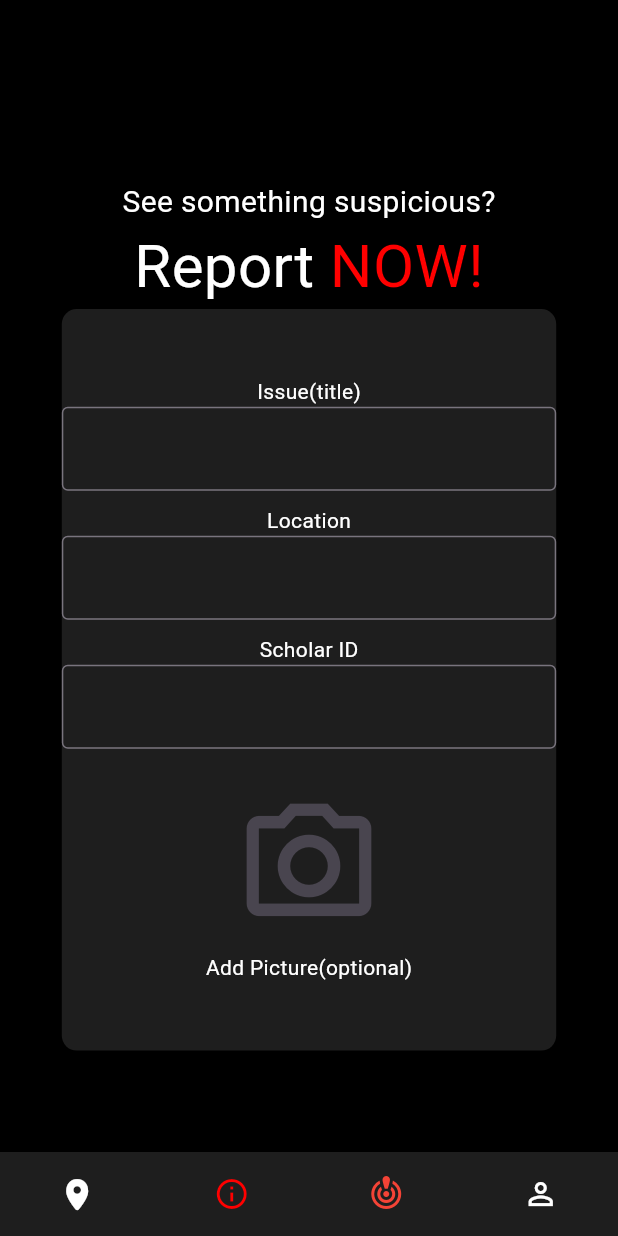
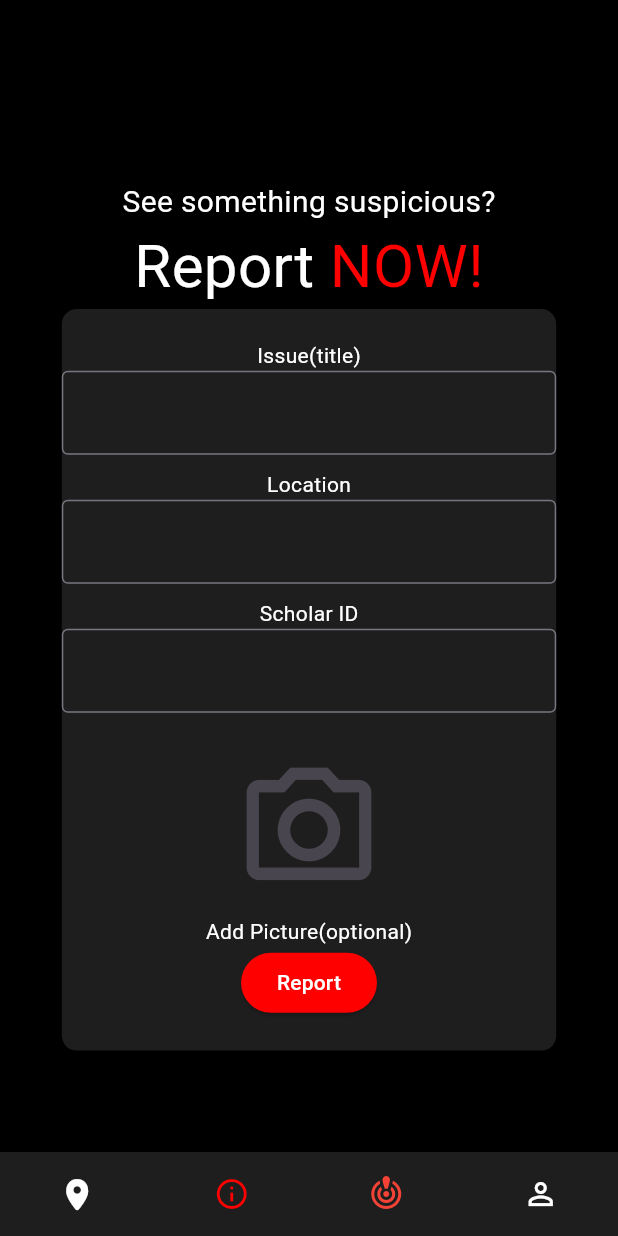
Before and after one commit to git-ADG/campus-security-nitshacks, a Flutter app: the screen it shows after launch, after a tap on the "fingerprint" icon, after a tap on "LOGIN", on a phone screen of 412 x 824 dp. Run offline on Flutter 3.47's test engine with Material 3 defaults, Android fonts, the light colour scheme and no system bars; our stand-ins replace firebase_core, flutter_dotenv, fluttertoast, gap; accounts and stored records are empty; generated files the repository leaves out were written again.

Commit message:
report button added

```diff
--- a/lib/main.dart
+++ b/lib/main.dart
@@ -1,6 +1,5 @@
 import 'package:flutter/material.dart';
 import 'pages/pages.dart';
-
 
 void main() {
   WidgetsFlutterBinding.ensureInitialized();
@@ -13,6 +12,7 @@ class CampusSecurity extends StatelessWidget {
   @override
   Widget build(BuildContext context) {
     return const MaterialApp(
+      debugShowCheckedModeBanner: false,
       home: FingerprintPage(),
     );
   }
--- a/lib/pages/alert_page/alert_page.dart
+++ b/lib/pages/alert_page/alert_page.dart
@@ -1,4 +1,5 @@
 import 'package:campus_security_nithacks/config/utils/palette.dart';
+import 'package:campus_security_nithacks/pages/warning_pages/alarm_page.dart';
 import 'package:flutter/material.dart';
 
 class AlertPage extends StatefulWidget {
@@ -97,11 +98,26 @@ class _AlertPageState extends State<AlertPage> {
                       ),
                       IconButton(
                           onPressed: () {},
-                          icon: Icon(Icons.camera_alt_outlined, size: 100,)),
+                          icon: Icon(
+                            Icons.camera_alt_outlined,
+                            size: 100,
+                          )),
                       Text(
                         "Add Picture(optional)",
                         style: TextStyle(color: Colors.white),
                       ),
+                      ElevatedButton(
+                          style: ButtonStyle(
+                              backgroundColor: MaterialStatePropertyAll(red)),
+                          onPressed: () => Navigator.push(
+                              context,
+                              MaterialPageRoute(
+                                builder: (context) => AlarmPage(),
+                              )),
+                          child: Text(
+                            "Report",
+                            style: TextStyle(color: Colors.white),
+                          ))
                     ],
                   ),
                 )
```
Also changed, not shown: pubspec.lock.
